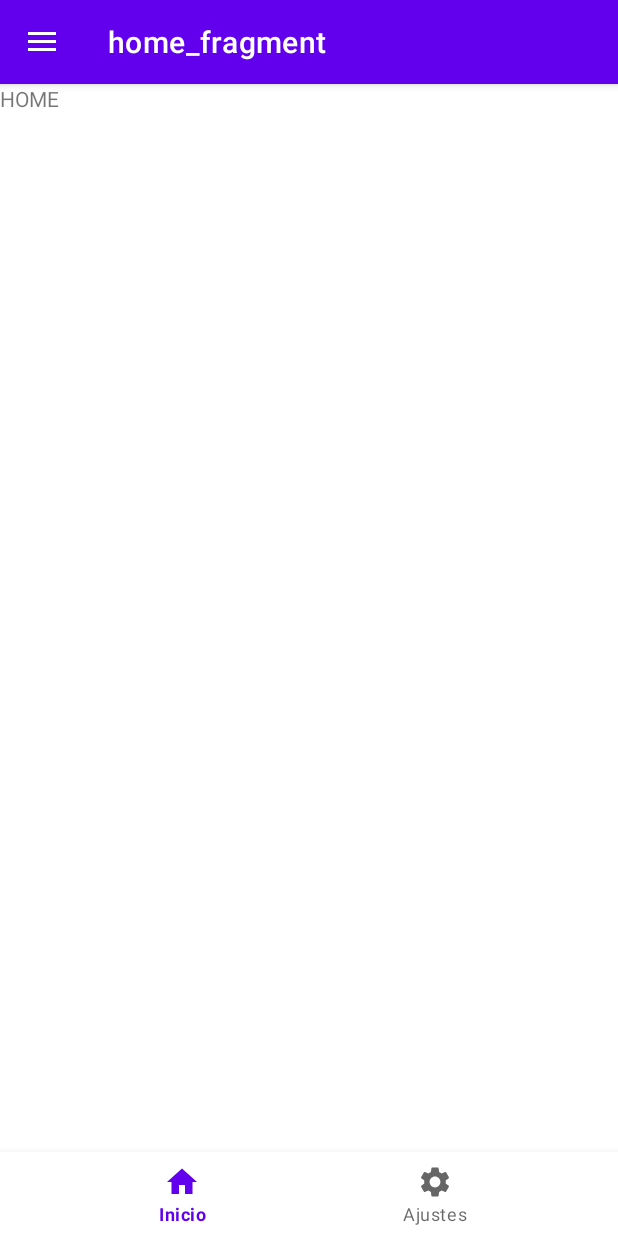
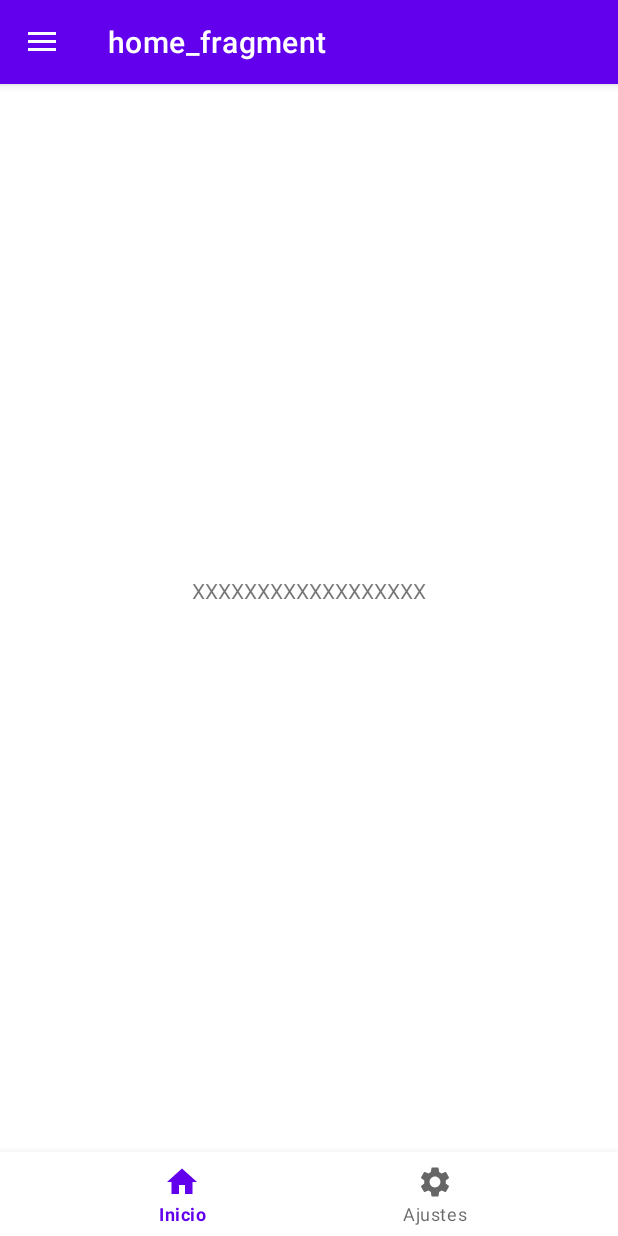
Before and after one commit to GeoDNSO/PAD, an Android app: the screen it shows after launch (MainActivity), on a phone screen of 412 x 824 dp. Run offline under Robolectric (Android 15) with nearby library versions, the phone set to English and light mode, and no system bars; our stand-ins replace navigation-ui.

Commit message:
Comentarios de mainActiviry

```diff
--- a/Proyecto/app/src/main/java/es/ucm/fdi/tieryourlikes/MainActivity.java
+++ b/Proyecto/app/src/main/java/es/ucm/fdi/tieryourlikes/MainActivity.java
@@ -22,16 +22,15 @@
 
 public class MainActivity extends AppCompatActivity {
 
-    private AppBarConfiguration appBarConfiguration;
-    private NavController appNavController;
-    private BottomNavigationView bottomNavView;
-    private DrawerLayout drawerLayout;
-    private NavigationView drawerNavigationView;
+    private AppBarConfiguration appBarConfiguration; //Configuración de la barra superior
+    private NavController appNavController; //Elemento que contiene el grafo de fragmentos de la aplicación
+    private BottomNavigationView bottomNavView; //Menu inferior de la aplicacion
+    private DrawerLayout drawerLayout; // Layout que se muestra al pinchar en el menu de 3 rayas de arriba a la izquierda
+    private NavigationView drawerNavigationView; //Menu de 3 rayas de arriba a la izquierda
     //private NavigationView rightSideNavView; //Se usará para un buscador???
 
     @Override
     protected void onCreate(Bundle savedInstanceState) {
-        //Thread.sleep(300); //Para añadir un pequeño delay antes del splash screen
         setTheme(R.style.Theme_TierYourLikes);
         super.onCreate(savedInstanceState);
         setContentView(R.layout.activity_main);
--- a/Proyecto/app/src/main/java/es/ucm/fdi/tieryourlikes/ui/home/HomeFragment.java
+++ b/Proyecto/app/src/main/java/es/ucm/fdi/tieryourlikes/ui/home/HomeFragment.java
@@ -7,14 +7,18 @@
 import androidx.annotation.NonNull;
 import androidx.annotation.Nullable;
 import androidx.fragment.app.Fragment;
+import androidx.navigation.Navigation;
 
 import android.view.LayoutInflater;
 import android.view.View;
 import android.view.ViewGroup;
+import android.widget.Toast;
 
 import es.ucm.fdi.tieryourlikes.R;
 
 public class HomeFragment extends Fragment {
+
+    private View root;
 
     private HomeViewModel mViewModel;
 
@@ -25,7 +29,12 @@
     @Override
     public View onCreateView(@NonNull LayoutInflater inflater, @Nullable ViewGroup container,
                              @Nullable Bundle savedInstanceState) {
-        return inflater.inflate(R.layout.home_fragment, container, false);
+
+        root = inflater.inflate(R.layout.home_fragment, container, false);
+
+        Toast.makeText(getActivity(), "Hola", Toast.LENGTH_SHORT);
+
+        return root;
     }
 
     @Override
--- a/Proyecto/app/src/main/res/layout/home_fragment.xml
+++ b/Proyecto/app/src/main/res/layout/home_fragment.xml
@@ -1,13 +1,18 @@
 <?xml version="1.0" encoding="utf-8"?>
-<FrameLayout xmlns:android="http://schemas.android.com/apk/res/android"
+<androidx.constraintlayout.widget.ConstraintLayout xmlns:android="http://schemas.android.com/apk/res/android"
+    xmlns:app="http://schemas.android.com/apk/res-auto"
     xmlns:tools="http://schemas.android.com/tools"
     android:layout_width="match_parent"
     android:layout_height="match_parent"
     tools:context=".ui.home.HomeFragment">
 
     <TextView
-        android:layout_width="match_parent"
-        android:layout_height="match_parent"
-        android:text="HOME" />
+        android:layout_width="wrap_content"
+        android:layout_height="wrap_content"
+        android:layout_marginTop="328dp"
+        android:text="XXXXXXXXXXXXXXXXXX"
+        app:layout_constraintEnd_toEndOf="parent"
+        app:layout_constraintStart_toStartOf="parent"
+        app:layout_constraintTop_toTopOf="parent" />
 
-</FrameLayout>
+</androidx.constraintlayout.widget.ConstraintLayout>
--- a/Proyecto/app/src/main/res/navigation/app_navigation.xml
+++ b/Proyecto/app/src/main/res/navigation/app_navigation.xml
@@ -28,7 +28,7 @@
     <fragment
         android:id="@+id/settingsFragment"
         android:name="es.ucm.fdi.tieryourlikes.ui.settings.SettingsFragment"
-        android:label="settings_fragment"
+        android:label="@string/menu_settings_text"
         tools:layout="@layout/settings_fragment" />
     <fragment
         android:id="@+id/profileFragment"
```
